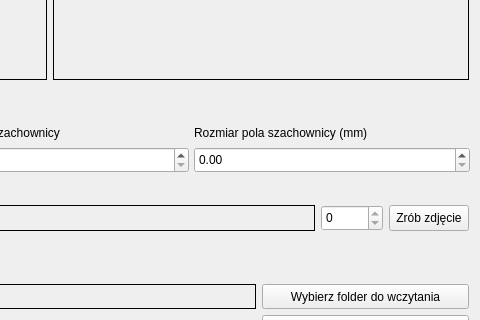
Before: the Qt Designer form StereoVision/widgetcalibration.ui in dzikipasterz/StareoVision, drawn with Qt 5; both pictures show x 381 to 861 and y 234 to 554 of the 861 by 681 pixel window.
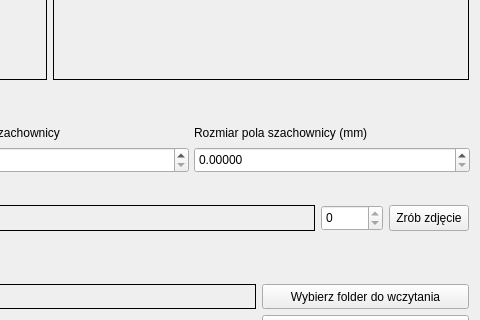
After: the same form once the commit is applied.

```diff
--- a/StereoVision/widgetcalibration.ui
+++ b/StereoVision/widgetcalibration.ui
@@ -117,6 +117,9 @@
          <height>26</height>
         </size>
        </property>
+       <property name="decimals">
+        <number>5</number>
+       </property>
       </widget>
      </item>
      <item row="0" column="0">
```
